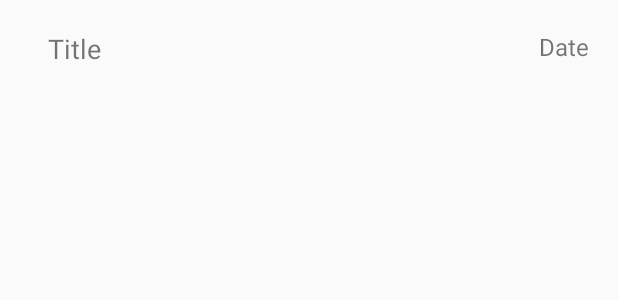
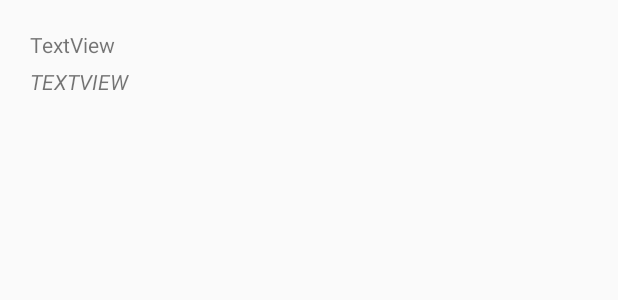
Before and after one commit to BrendanKiernan196/Deadlines, an Android app: the layout event_list_row.xml on its own in the app's theme, with its tools: preview values and no code run, on a phone screen of 412 x 824 dp. Shown: the top 300 px of the screen. Run offline under Robolectric (Android 15) with nearby library versions, the phone set to English and light mode, and no system bars.

Commit message:
Last minute touches. Modified the EventAdapter, activity_main, event_list_row, etc.

```diff
--- a/app/src/main/java/com/kiernan/deadlines/Event.java
+++ b/app/src/main/java/com/kiernan/deadlines/Event.java
@@ -71,7 +71,7 @@ public class Event {
 
     //Information String for RecyclerView
     public String getInfo(){
-        return title + "\t" + type.getName() + "\t" + month + "/" + day + "/" + year + "\t" +
+        return title + "\t\t" + month + "/" + day + "/" + year + "\t\t" +
                 hours / 10 + "" + hours % 10 + ":" + minutes / 10 + "" + minutes % 10;
     }
 
--- a/app/src/main/java/com/kiernan/deadlines/EventBag.java
+++ b/app/src/main/java/com/kiernan/deadlines/EventBag.java
@@ -74,6 +74,7 @@ public class EventBag implements Serializable {
         for (int i = 0; i < eventList.size(); i++) {
             if (eventList.get(i).getTitle().equalsIgnoreCase(title)) return false;
         }
+
         eventList.add(new Event(title, type, year, month, day, hours, minutes));
         return true;
     }
@@ -87,6 +88,7 @@ public class EventBag implements Serializable {
                 } else break;
             }
         }
+
         eventList.get(i).update(title, type, year, month, day, hours, minutes);
         return true;
     }
--- a/app/src/main/res/layout/event_list_row.xml
+++ b/app/src/main/res/layout/event_list_row.xml
@@ -13,29 +13,25 @@
     android:paddingTop="@dimen/row_padding_vertical">
 
     <TextView
-        android:id="@+id/title"
+        android:id="@+id/titleView"
         android:layout_width="wrap_content"
         android:layout_height="wrap_content"
         android:layout_alignParentStart="true"
-        android:layout_alignParentLeft="true"
         android:layout_alignParentTop="true"
-        android:layout_marginStart="16dp"
-        android:layout_marginLeft="16dp"
+        android:layout_marginStart="4dp"
         android:layout_marginTop="10dp"
-        android:text="Title"
-        android:textSize="18sp" />
+        android:text="TextView" />
 
     <TextView
-        android:id="@+id/date"
+        android:id="@+id/typeView"
         android:layout_width="wrap_content"
         android:layout_height="wrap_content"
-        android:layout_alignParentTop="true"
-        android:layout_marginStart="292dp"
-        android:layout_marginLeft="292dp"
-        android:layout_marginTop="10dp"
-        android:layout_toEndOf="@+id/title"
-        android:layout_toRightOf="@+id/title"
-        android:text="Date"
-        android:textSize="16sp" />
+        android:layout_below="@+id/titleView"
+        android:layout_alignParentStart="true"
+        android:layout_marginStart="4dp"
+        android:layout_marginTop="5dp"
+        android:text="TextView"
+        android:textAllCaps="true"
+        android:textStyle="italic" />
 
 </RelativeLayout>
```
Also changed, not shown: app/src/main/java/com/kiernan/deadlines/EventAdapter.java (+5 -5 lines), app/src/main/java/com/kiernan/deadlines/MainActivity.java (+1 -7 lines), app/src/main/res/layout/activity_main.xml (+4 -14 lines), 1 other file.
